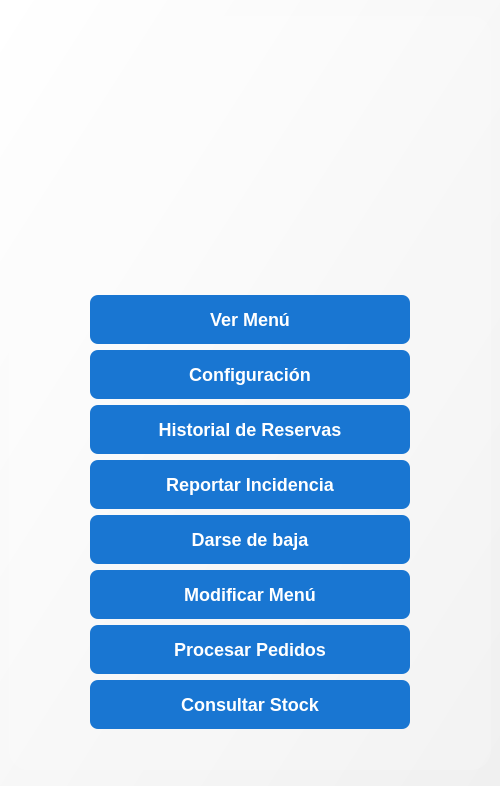
This is src/vista/ui/PanelComedor.ui in jaimecarfe/menule as Qt 5 draws it before an edit. The edited form follows.
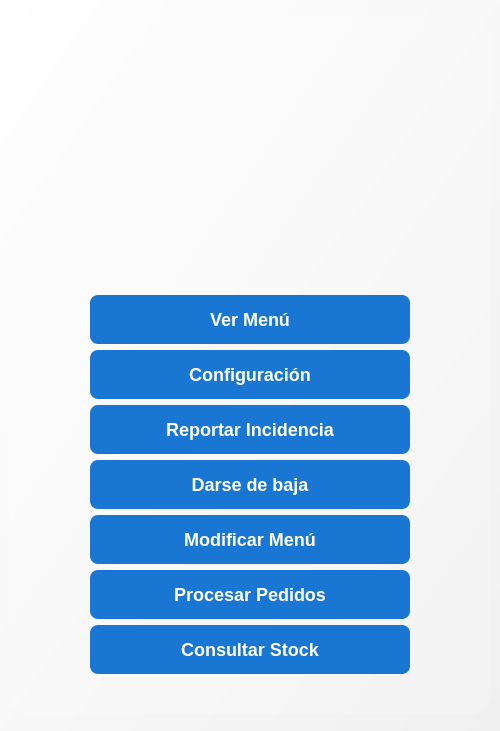
This is the edited form.

Commit message: Panel Comedor formateado (casi hecho)

The edit to the form file:
```diff
--- a/src/vista/ui/PanelComedor.ui
+++ b/src/vista/ui/PanelComedor.ui
@@ -133,13 +133,6 @@
                    </property>
                   </widget>
                  </item>
-                 <item>
-                    <widget class="QPushButton" name="btnHistorialReservas">
-                     <property name="text">
-                        <string>Historial de Reservas</string>
-                     </property>
-                    </widget>
-                 </item>
                  <item>
                     <widget class="QPushButton" name="btnReportarIncidencia">
                      <property name="text">
```
The commit also changes 24 other files.
